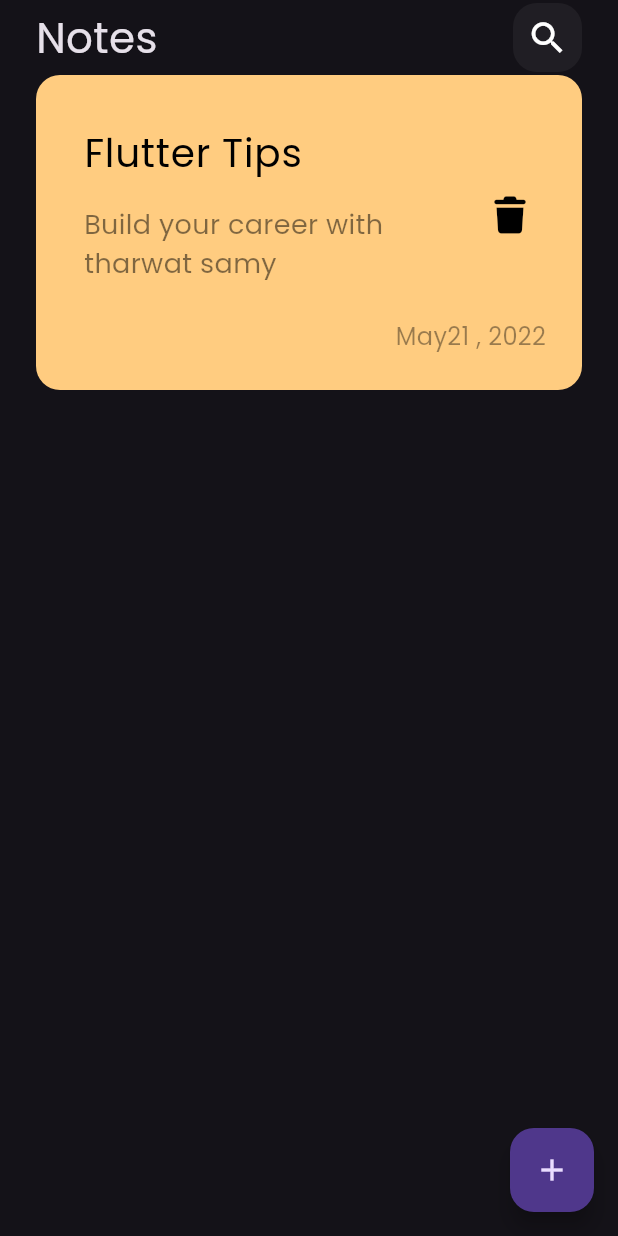
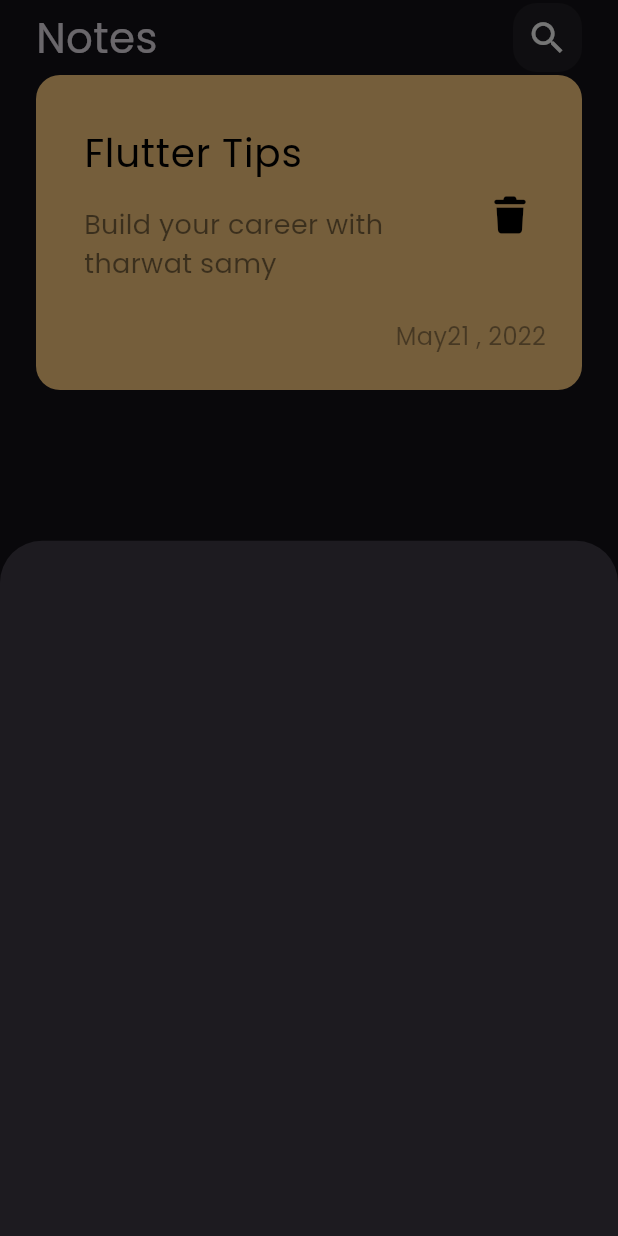
Before and after one commit to renad99200/notes_app, a Flutter app: the screen it shows after launch, after a tap on the "add" icon, on a phone screen of 412 x 824 dp. Run offline on Flutter 3.47's test engine with Material 3 defaults, Android fonts, the phone set to English and light mode, and no system bars; our stand-ins replace font_awesome_flutter.

```diff
--- a/lib/views/notes_view.dart
+++ b/lib/views/notes_view.dart
@@ -1,4 +1,5 @@
 import 'package:flutter/material.dart';
+import 'package:tharwatsamynoteapp/views/widgets/add_notebottusheet.dart';
 import 'package:tharwatsamynoteapp/views/widgets/notes_view_body.dart';
 
 class NotesView extends StatelessWidget {
@@ -7,7 +8,13 @@ class NotesView extends StatelessWidget {
   @override
   Widget build(BuildContext context) {
     return  Scaffold(
-      floatingActionButton: FloatingActionButton(onPressed: (){},child: Icon(Icons.add),),
+      floatingActionButton: FloatingActionButton(onPressed: (){
+        showModalBottomSheet(context: context, builder: (context){
+          return const AddNoteButtomSheet();
+
+        }
+        );
+      },child: Icon(Icons.add),),
       body: const NotesViewBody() ,
     );
   }
--- /dev/null
+++ b/lib/views/widgets/add_notebottusheet.dart
@@ -0,0 +1,10 @@
+import 'package:flutter/cupertino.dart';
+
+class AddNoteButtomSheet extends StatelessWidget {
+  const AddNoteButtomSheet({super.key});
+
+  @override
+  Widget build(BuildContext context) {
+    return Container();
+  }
+}
```
Also changed, not shown: lib/views/widgets/notes_listview.dart (+10 -6 lines).
